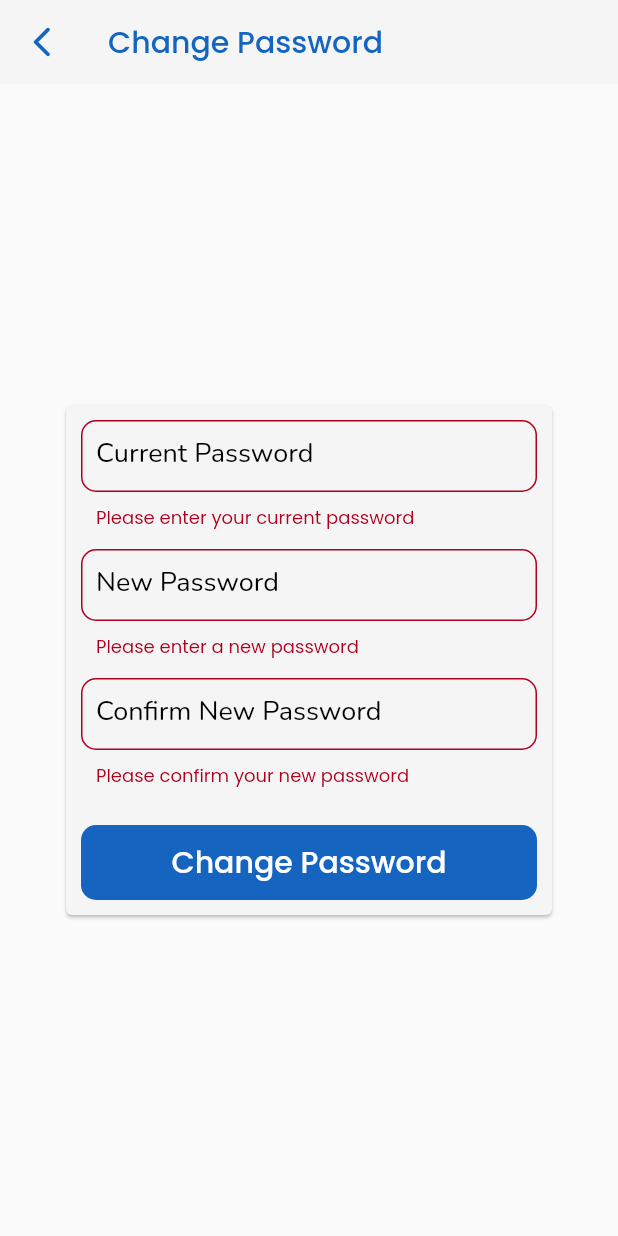
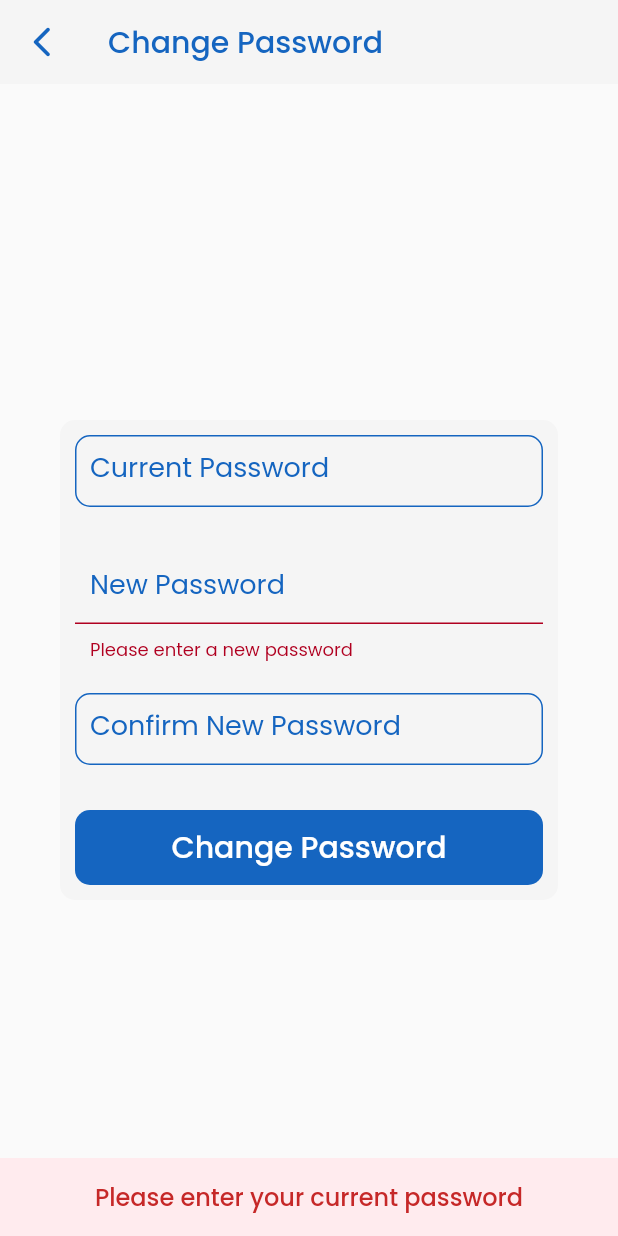
Before and after one commit to Kamaal22/dcms_mobile_app, a Flutter app: the ChangePasswordPage screen opened directly, after a tap on "Change Password", on a phone screen of 412 x 824 dp. Run offline on Flutter 3.47's test engine with Material 2 defaults, Android fonts, the light colour scheme and no system bars; our stand-ins replace connectivity_plus, fluttertoast, font_awesome_flutter, google_fonts, shared_preferences, sqflite; missing offline and left inert: mysql1; accounts and stored records are empty; network calls fail.

Commit message:
working on `change password`, few left...

```diff
--- a/lib/assets/component.dart
+++ b/lib/assets/component.dart
@@ -19,14 +19,15 @@ MP_all(double number) {
 ///
 // ToastListener
 SToast(String message, var bgcolor, var Textcolor) {
-  Fluttertoast.showToast(
+  return Fluttertoast.showToast(
+      webShowClose: true,
       msg: message,
-      toastLength: Toast.LENGTH_SHORT,
+      toastLength: Toast.LENGTH_LONG,
       gravity: ToastGravity.BOTTOM,
-      timeInSecForIosWeb: 1,
+      timeInSecForIosWeb: 3,
       backgroundColor: bgcolor,
       textColor: Textcolor,
-      fontSize: 16.0);
+      fontSize: 20);
 }
 
 ////////////////////////////////////////////////
@@ -34,15 +35,15 @@ SToast(String message, var bgcolor, var Textcolor) {
 ///
 var bold = FontWeight.bold;
 var normal = FontWeight.normal;
-var w100 = FontWeight.w100;
-var w200 = FontWeight.w200;
-var w300 = FontWeight.w300;
-var w400 = FontWeight.w400;
-var w500 = FontWeight.w500;
-var w600 = FontWeight.w600;
-var w700 = FontWeight.w700;
-var w800 = FontWeight.w800;
-var w900 = FontWeight.w900;
+var thin = FontWeight.w100;
+var extraLight = FontWeight.w200;
+var light = FontWeight.w300;
+var regular = FontWeight.w400;
+var medium = FontWeight.w500;
+var semiBold = FontWeight.w600;
+var bold700 = FontWeight.w700;
+var extraBold = FontWeight.w800;
+var black = FontWeight.w900;
 
 style(var fontFamily, var fontColor, double fontSize, var fontWeight) {
   return TextStyle(
@@ -340,5 +341,17 @@ Future<TimeOfDay?> showCustomTimePicker(BuildContext context) async {
 }
 
 API_ENDPOINT(String path) {
-  return "http://192.168.42.163/DCMS/app/mobile/" + path;
+  return "http://192.168.56.163/DCMS/app/mobile/" + path;
 }
+
+snackbar(var context, Color? backgroundColor, Color? textColor, String message,
+    int duration) {
+  ScaffoldMessenger.of(context).showSnackBar(SnackBar(
+    duration: Duration(seconds: duration),
+    backgroundColor: backgroundColor,
+    content: Text(message,
+        textAlign: TextAlign.center,
+        style: GoogleFonts.poppins(
+            fontWeight: FontWeight.w500, fontSize: 16, color: textColor)),
+  ));
+}
--- a/lib/settings/change_pass.dart
+++ b/lib/settings/change_pass.dart
@@ -1,7 +1,12 @@
+import 'dart:convert';
+
+import 'package:dcms_mobile_app/assets/component.dart';
 import 'package:dcms_mobile_app/index.dart';
+import 'package:flutter/cupertino.dart';
 import 'package:flutter/material.dart';
 import 'package:google_fonts/google_fonts.dart';
 import 'package:provider/provider.dart';
+import 'package:http/http.dart' as http;
 
 class ChangePasswordPage extends StatefulWidget {
   @override
@@ -16,6 +21,17 @@ class _ChangePasswordPageState extends State<ChangePasswordPage> {
       TextEditingController();
 
   final GlobalKey<FormState> _formKey = GlobalKey<FormState>();
+  // SnackBar messageSnackBar(
+  //     Color? backgroundColor, Color? textColor, String message, int duration) {
+  //   return SnackBar(
+  //     duration: Duration(seconds: duration),
+  //     backgroundColor: backgroundColor,
+  //     content: Text(message,
+  //         textAlign: TextAlign.center,
+  //         style: GoogleFonts.poppins(
+  //             fontWeight: FontWeight.w500, fontSize: 16, color: textColor)),
+  //   );
+  // }
 
   @override
   Widget build(BuildContext context) {
@@ -47,9 +63,9 @@ class _ChangePasswordPageState extends State<ChangePasswordPage> {
       body: Center(
         child: Padding(
           padding: const EdgeInsets.symmetric(horizontal: 40),
-          child: Card(
-            color: containerColor,
-            // borderRadius: BorderRadius.circular(10),
+          child: Container(
+            decoration: BoxDecoration(
+                color: containerColor, borderRadius: BorderRadius.circular(10)),
             child: SingleChildScrollView(
               padding: const EdgeInsets.all(10),
               child: Form(
@@ -58,51 +74,53 @@ class _ChangePasswordPageState extends State<ChangePasswordPage> {
                   crossAxisAlignment: CrossAxisAlignment.stretch,
                   children: [
                     TextFormField(
-                      style: GoogleFonts.poppins(color: textColor),
+                      style: GoogleFonts.poppins(color: iHeadColor),
                       controller: _currentPasswordController,
                       obscureText: true,
                       decoration: InputDecoration(
                           contentPadding: EdgeInsets.symmetric(horizontal: 10),
                           labelText: 'Current Password',
-                        labelStyle:
-                            GoogleFonts.nunito(color: textColor, fontSize: 18),
+                          labelStyle: GoogleFonts.poppins(
+                              color: iHeadColor, fontSize: 18),
                           focusColor: backgroundColor,
                           focusedBorder: OutlineInputBorder(
                             borderRadius: BorderRadius.all(Radius.circular(10)),
-                          borderSide: BorderSide(width: 2, color: textColor!),
+                            borderSide:
+                                BorderSide(width: 2, color: iHeadColor!),
                           ),
-                        border: OutlineInputBorder(
+                          enabledBorder: OutlineInputBorder(
                             borderRadius: BorderRadius.all(Radius.circular(10)),
-                          borderSide: BorderSide(width: 1, color: textColor),
-                        ),
-                      ),
+                            borderSide: BorderSide(width: 1, color: iHeadColor),
+                          )),
                       validator: (value) {
                         if (value!.isEmpty) {
-                          return 'Please enter your current password';
+                          snackbar(context, Colors.red[50], Colors.red[800],
+                              "Please enter your current password", 2);
+                          // return 'Please enter your current password';
                         }
                         // Add additional validation logic here if needed
                         return null;
                       },
                     ),
-                    SizedBox(height: 12),
+                    SizedBox(height: 30),
                     TextFormField(
+                      style: GoogleFonts.poppins(color: iHeadColor),
                       controller: _newPasswordController,
                       obscureText: true,
                       decoration: InputDecoration(
                           contentPadding: EdgeInsets.symmetric(horizontal: 10),
                           labelText: 'New Password',
-                        labelStyle:
-                            GoogleFonts.nunito(color: textColor, fontSize: 18),
-                        focusColor: backgroundColor,
+                          labelStyle: GoogleFonts.poppins(
+                              color: iHeadColor, fontSize: 18),
+                          // focusColor: backgroundColor,
                           focusedBorder: OutlineInputBorder(
                             borderRadius: BorderRadius.all(Radius.circular(10)),
-                          borderSide: BorderSide(width: 2, color: textColor),
+                            borderSide: BorderSide(width: 2, color: iHeadColor),
                           ),
-                        border: OutlineInputBorder(
+                          enabledBorder: OutlineInputBorder(
                             borderRadius: BorderRadius.all(Radius.circular(10)),
-                          borderSide: BorderSide(width: 1, color: textColor),
-                        ),
-                      ),
+                            borderSide: BorderSide(width: 1, color: iHeadColor),
+                          )),
                       validator: (value) {
                         if (value!.isEmpty) {
                           return 'Please enter a new password';
@@ -111,36 +129,39 @@ class _ChangePasswordPageState extends State<ChangePasswordPage> {
                         return null;
                       },
                     ),
-                    SizedBox(height: 12),
+                    SizedBox(height: 20),
                     TextFormField(
+                      style: GoogleFonts.poppins(color: iHeadColor),
                       controller: _confirmNewPasswordController,
                       obscureText: true,
                       decoration: InputDecoration(
                         contentPadding: EdgeInsets.symmetric(horizontal: 10),
                         labelText: 'Confirm New Password',
-                        labelStyle:
-                            GoogleFonts.nunito(color: textColor, fontSize: 18),
+                        labelStyle: GoogleFonts.poppins(
+                            color: iHeadColor, fontSize: 18),
                         focusColor: backgroundColor,
                         focusedBorder: OutlineInputBorder(
                           borderRadius: BorderRadius.all(Radius.circular(10)),
-                          borderSide: BorderSide(width: 2, color: textColor),
+                          borderSide: BorderSide(width: 2, color: iHeadColor),
                         ),
-                        border: OutlineInputBorder(
+                        enabledBorder: OutlineInputBorder(
                           borderRadius: BorderRadius.all(Radius.circular(10)),
-                          borderSide: BorderSide(width: 1, color: textColor),
+                          borderSide: BorderSide(width: 1, color: iHeadColor),
                         ),
                       ),
                       validator: (value) {
                         if (value!.isEmpty) {
-                          return 'Please confirm your new password';
+                          snackbar(context, Colors.red[50], Colors.red[800],
+                              "Please confirm your new password", 2);
                         }
                         if (value != _newPasswordController.text) {
-                          return 'Passwords do not match';
+                          snackbar(context, Colors.red[50], Colors.red[800],
+                              "New passwords don't match", 2);
                         }
                         return null;
                       },
                     ),
-                    SizedBox(height: 24),
+                    SizedBox(height: 30),
                     ElevatedButton(
                       style: ElevatedButton.styleFrom(
                           backgroundColor: elevatedButtonColor,
@@ -166,18 +187,29 @@ class _ChangePasswordPageState extends State<ChangePasswordPage> {
     );
   }
 
-  void _changePassword() {
+  Future<void> _changePassword() async {
     if (_formKey.currentState!.validate()) {
       // Perform password change logic here
       String currentPassword = _currentPasswordController.text;
       String newPassword = _newPasswordController.text;
+      String confirmPassword = _confirmNewPasswordController.text;
 
-      // Add your logic for password change API call or database update
+      try {
+        final response = await http.post(
+          Uri.parse(API_ENDPOINT("patient/changePass.php")),
+          body: {
+            'current_pass': currentPassword.trim().toString(),
+            'new_pass': newPassword.trim().toString()
+          },
+        );
 
-      // Show a success message to the user
-      showDialog(
-        context: context,
-        builder: (context) => AlertDialog(
+        if (response.statusCode == 200) {
+          print(response.body);
+          var jsonData = jsonDecode(response.body);
+
+          if (jsonData['status'] == 'success') {
+            print(jsonData['status']);
+            CupertinoAlertDialog(
               title: Text('Success'),
               content: Text('Password changed successfully.'),
               actions: [
@@ -186,8 +218,24 @@ class _ChangePasswordPageState extends State<ChangePasswordPage> {
                   child: Text('OK'),
                 ),
               ],
-        ),
             );
+          } else if (jsonData['status'] == 'errorPass') {
+            snackbar(context, Colors.red[50], Colors.red[800],
+                "Incorrect Current Password ", 2);
+          } else if (jsonData['status'] == 'error') {
+            snackbar(context, Colors.red[50], Colors.red[800],
+                "Error: " + jsonData, 2);
+          }
+        } else {
+          print(response.body);
+          snackbar(context, Colors.red[50], Colors.red[800],
+              "Error: " + response.body.toString(), 2);
+        }
+      } catch (e) {
+        print(e.toString());
+        snackbar(context, Colors.red[50], Colors.red[800],
+            "Error: " + e.toString(), 2);
       }
     }
   }
+}
--- a/lib/settings/feedback.dart
+++ b/lib/settings/feedback.dart
@@ -1,3 +1,4 @@
+import 'package:dcms_mobile_app/assets/component.dart';
 import 'package:dcms_mobile_app/index.dart';
 import 'package:flutter/cupertino.dart';
 import 'package:flutter/material.dart';
@@ -179,7 +180,7 @@ class _FeedbackPageState extends State<FeedbackPage> {
 
     try {
       final response = await http.post(
-        Uri.parse('http://192.168.110.163/DCMS/app/mobile/test.php'),
+        Uri.parse(API_ENDPOINT("test.php")),
         body: {'feedback': feedback},
       );
 
```
Also changed, not shown: lib/appointments.dart (+74 -34 lines), lib/settings.dart (+11 -11 lines). Lines whose indentation alone changed are shown as unchanged.
